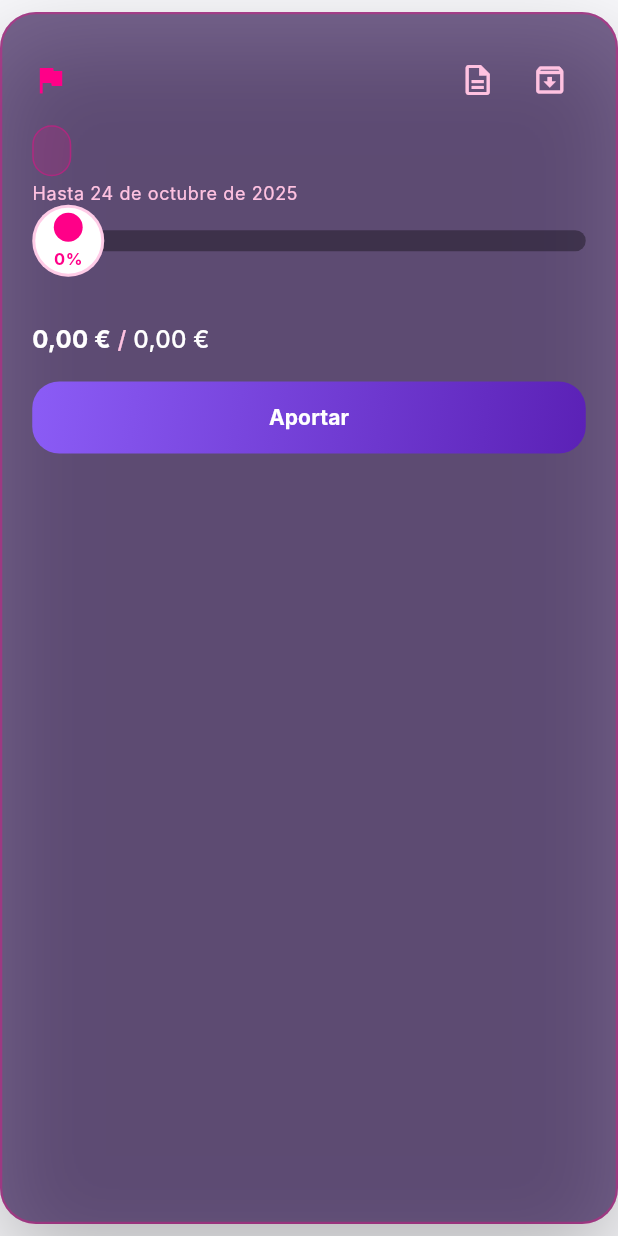
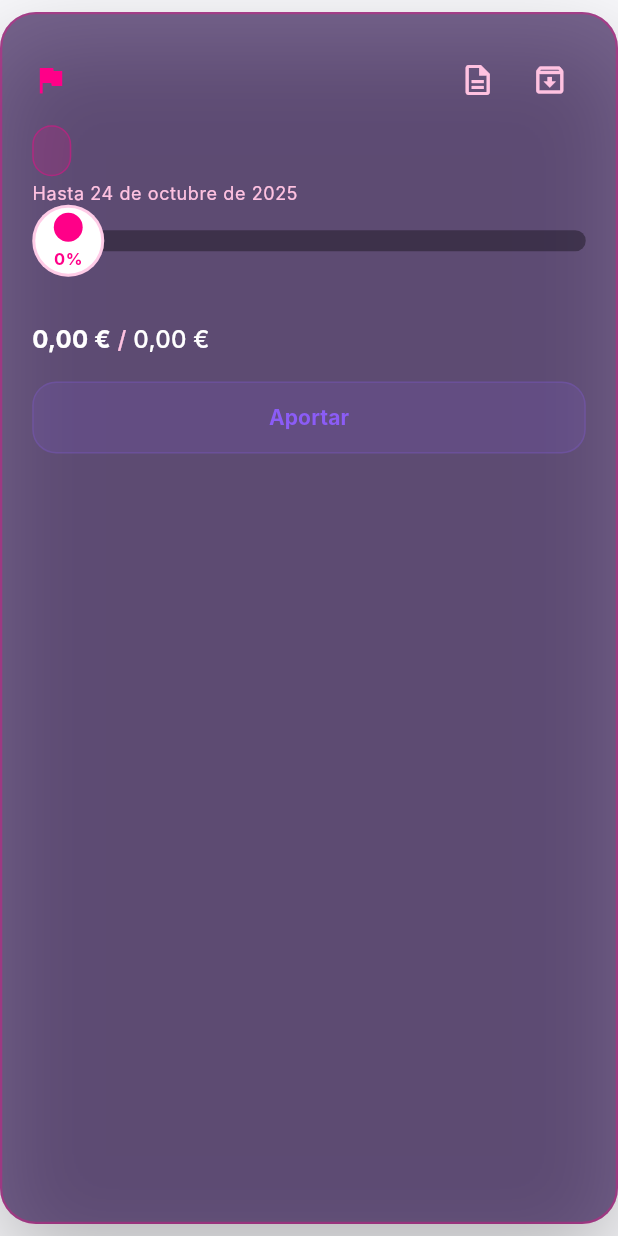
Before and after one commit to Thiagosnchz02/finai_flutter, a Flutter app: the GoalCard widget shown alone on an empty page, opened directly with empty values, on a phone screen of 412 x 824 dp. Run offline on Flutter 3.47's test engine with Material 3 defaults, Android fonts, the light colour scheme and no system bars; our stand-ins replace fl_chart, flutter_dotenv, flutter_svg, font_awesome_flutter, image_picker, intl_phone_field and 4 more; missing offline and left inert: flutter_facebook_auth; accounts and stored records are empty; Roboto replaces fonts that are missing (Inter).

Commit message:
Align goal contribution button style

```diff
--- a/lib/features/goals/widgets/goal_card.dart
+++ b/lib/features/goals/widgets/goal_card.dart
@@ -25,15 +25,6 @@ class GoalStyle {
     required this.borderColor,
   });
 }
-
-const _contributionButtonGradient = LinearGradient(
-  colors: [
-    Color(0xFF8B5CF6),
-    Color(0xFF5B21B6),
-  ],
-  begin: Alignment.topLeft,
-  end: Alignment.bottomRight,
-);
 
 GoalStyle paletteFor(Goal goal) {
   final type = goal.type.toLowerCase();
@@ -381,28 +372,23 @@ class GoalCard extends StatelessWidget {
                   ),
                 if (goalType.contains('viaje')) const SizedBox(width: 12),
                 Expanded(
-                  child: DecoratedBox(
-                    decoration: BoxDecoration(
-                      gradient: _contributionButtonGradient,
-                      borderRadius: BorderRadius.circular(18),
+                  child: OutlinedButton(
+                    onPressed: isCompleted ? null : onContribute,
+                    style: OutlinedButton.styleFrom(
+                      foregroundColor: const Color(0xFF8B5CF6),
+                      backgroundColor: const Color(0x1F8B5CF6),
+                      side: const BorderSide(color: Color(0x338B5CF6)),
+                      shape: RoundedRectangleBorder(
+                        borderRadius: BorderRadius.circular(16),
+                      ),
+                      minimumSize: const Size.fromHeight(48),
+                      padding: const EdgeInsets.symmetric(vertical: 14),
                     ),
-                    child: FilledButton(
-                      onPressed: isCompleted ? null : onContribute,
-                      style: FilledButton.styleFrom(
-                        backgroundColor: Colors.transparent,
-                        disabledBackgroundColor: Colors.white24,
-                        disabledForegroundColor: Colors.white,
-                        shape: RoundedRectangleBorder(
-                          borderRadius: BorderRadius.circular(18),
-                        ),
-                        padding: const EdgeInsets.symmetric(vertical: 14),
-                      ),
-                      child: Text(
-                        'Aportar',
-                        style: Theme.of(context).textTheme.titleSmall?.copyWith(
-                              color: Colors.white,
-                              fontWeight: FontWeight.w700,
-                            ),
+                    child: const Text(
+                      'Aportar',
+                      style: TextStyle(
+                        color: Color(0xFF8B5CF6),
+                        fontWeight: FontWeight.w700,
                       ),
                     ),
                   ),
```
